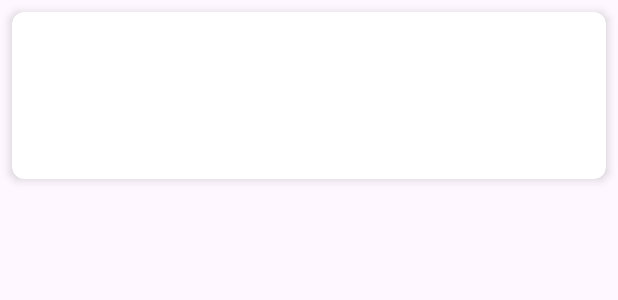
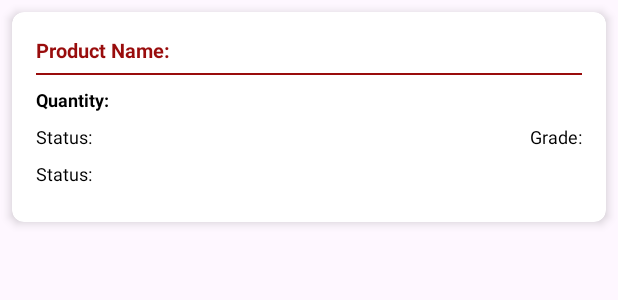
Before and after one commit to Amankhan0/RFID-Hindalco, an Android app: the layout order_acording_product_list.xml on its own in the app's theme, with its tools: preview values and no code run, on a phone screen of 412 x 824 dp. Shown: the top 300 px of the screen. Run offline under Robolectric (Android 15) with nearby library versions, the phone set to English and light mode, and no system bars.

Commit message:
ui changes in order and product

```diff
--- a/app/src/main/java/com/example/hellorfid/activities/HandheldTerminalActivity.java
+++ b/app/src/main/java/com/example/hellorfid/activities/HandheldTerminalActivity.java
@@ -207,4 +207,5 @@ public class HandheldTerminalActivity extends AppCompatActivity {
             this.onClickListener = onClickListener;
         }
     }
+
 }
--- a/app/src/main/java/com/example/hellorfid/constants/CaseExecutorHandler.java
+++ b/app/src/main/java/com/example/hellorfid/constants/CaseExecutorHandler.java
@@ -70,6 +70,7 @@ public class CaseExecutorHandler {
         int actualCount = resData.length();
         String orderStatus =sessionManager.getOptionSelected().equals(Constants.OUTBOUND)?pCount==actualCount?Constants.ORDER_PICKED:Constants.ORDER_PICKED_PARTIALLY:
                 pCount==actualCount?Constants.ORDER_RECEIVED:Constants.ORDER_RECEIVED_PARTIALLY;
+
         for (int i = 0; i < resData.length(); i++) {
 
             resData.getJSONObject(i).put("tagType",Constants.INVENTORY);
@@ -370,6 +371,8 @@ public class CaseExecutorHandler {
 
         for (int i = 0; i < inventoryArr.length(); i++) {
             inventoryArr.getJSONObject(i).put("locationIds",location.getString("locationIds"));
+            inventoryArr.getJSONObject(i).put("zoneIds",location.getString("zoneIds"));
+
         }
 
         System.out.println("RESSSS Inventory move location---->"+location);
--- a/app/src/main/java/com/example/hellorfid/reader/MainActivity.java
+++ b/app/src/main/java/com/example/hellorfid/reader/MainActivity.java
@@ -122,12 +122,16 @@ public class MainActivity extends AppCompatActivity implements TagAdapter.OnTagD
                         jsonObject.put("orderStatus", Constants.RECHECK_FAILED);
                         jsonObject.put("operationStatus", Constants.RECHECK_FAILED);
                         JSONObject res = Helper.commanUpdate(apiCallBackWithToken, Constants.updateOrder,jsonObject);
-
+                        if (res != null) {
+                            Toast.makeText(getApplicationContext(), "Order Recheck Failed clicked", Toast.LENGTH_SHORT).show();
+                        }
                     } catch (JSONException e) {
                         throw new RuntimeException(e);
                     } catch (InterruptedException e) {
                         throw new RuntimeException(e);
                     }
+
+
 //                    try {
 ////                        saveDataUsingId();
 ////                        startExecutor();
--- a/app/src/main/res/layout/order_acording_product_list.xml
+++ b/app/src/main/res/layout/order_acording_product_list.xml
@@ -6,7 +6,8 @@
     android:layout_height="wrap_content"
     android:layout_margin="8dp"
     app:cardCornerRadius="8dp"
-    app:cardElevation="4dp">
+    app:cardElevation="4dp"
+    app:cardBackgroundColor="@android:color/white">
 
     <LinearLayout
         android:layout_width="match_parent"
@@ -18,22 +19,65 @@
             android:id="@+id/productNameTextView"
             android:layout_width="wrap_content"
             android:layout_height="wrap_content"
-            android:textSize="18sp"
-            android:textStyle="bold"/>
+            android:text="Product Name:"
+            android:textSize="13sp"
+            android:textStyle="bold"
+            android:textColor="@color/hindalcoRed"
+            android:layout_marginBottom="6dp"/>
+
+        <View
+            android:layout_width="match_parent"
+            android:layout_height="1dp"
+            android:background="@color/hindalcoRed"
+            android:layout_marginBottom="8dp"/>
+
+        <LinearLayout
+            android:layout_width="match_parent"
+            android:layout_height="wrap_content"
+            android:orientation="horizontal"
+            android:layout_marginBottom="8dp">
+            <TextView
+                android:id="@+id/quantityTextView"
+                android:layout_width="0dp"
+                android:layout_height="wrap_content"
+                android:layout_weight="1"
+                android:text="Quantity:"
+                android:textSize="12sp"
+                android:textColor="@android:color/black"
+                android:textStyle="bold"/>
+        </LinearLayout>
+
+        <LinearLayout
+            android:layout_width="match_parent"
+            android:layout_height="wrap_content"
+            android:orientation="horizontal"
+            android:layout_marginBottom="8dp">
+
+            <TextView
+                android:id="@+id/statusTextView"
+                android:layout_width="0dp"
+                android:layout_height="wrap_content"
+                android:layout_weight="1"
+                android:text="Status:"
+                android:textSize="12sp"
+                android:textColor="@android:color/black"/>
+
+            <TextView
+                android:id="@+id/gradeTextView"
+                android:layout_width="wrap_content"
+                android:layout_height="wrap_content"
+                android:text="Grade:"
+                android:textSize="12sp"
+                android:textColor="@android:color/black"/>
+        </LinearLayout>
 
         <TextView
-            android:id="@+id/quantityTextView"
+            android:id="@+id/productIdTextView"
             android:layout_width="wrap_content"
             android:layout_height="wrap_content"
-            android:layout_marginTop="8dp"
-            android:textSize="14sp"/>
-
-        <TextView
-            android:id="@+id/status"
-            android:layout_width="wrap_content"
-            android:layout_height="wrap_content"
-            android:layout_marginTop="8dp"
-            android:textSize="14sp"/>
+            android:text="Status:"
+            android:textSize="12sp"
+            android:textColor="@android:color/black"
+            android:layout_marginBottom="8dp"/>
     </LinearLayout>
-
 </androidx.cardview.widget.CardView>
```
Also changed, not shown: app/src/main/java/com/example/hellorfid/activities/LoadProductAcordingToOrdersActivity.java (+16 -10 lines), app/src/main/java/com/example/hellorfid/adapter/OrderAdapter.java (+5 -34 lines), app/src/main/res/layout/order_list_item.xml (+52 -43 lines).
